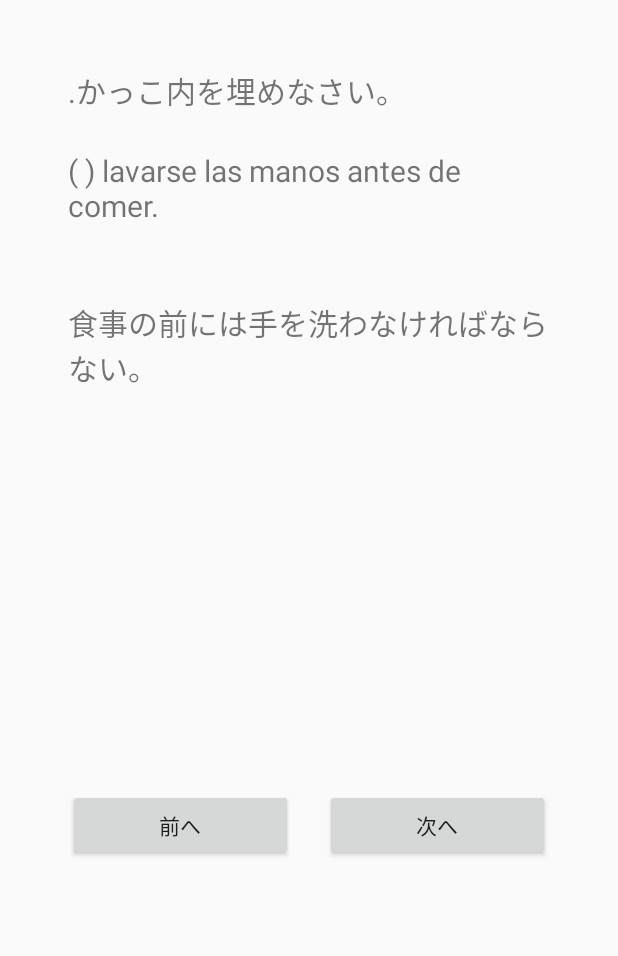
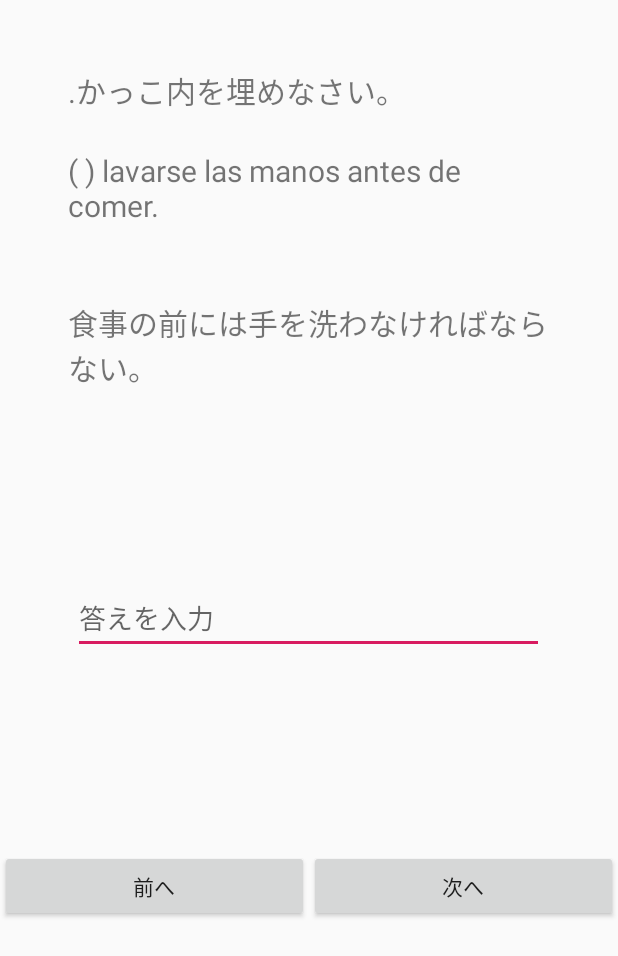
Before and after one commit to aetenotnk/SpanishWordTest, an Android app: the layout activity_word_test.xml on its own in the app's theme, with its tools: preview values and no code run, on a phone screen of 412 x 824 dp. Shown: the top 956 px of the screen. Run offline under Robolectric (Android 15) with nearby library versions, the light colour scheme and no system bars.

Commit message:
試験画面に解答入力欄を配置

```diff
--- a/app/src/main/res/layout/activity_word_test.xml
+++ b/app/src/main/res/layout/activity_word_test.xml
@@ -43,21 +43,41 @@
         android:text="@string/example_japanese"
         android:textSize="20sp" />
 
+    <EditText
+        android:id="@+id/answer"
+        android:layout_width="314dp"
+        android:layout_height="wrap_content"
+        android:layout_centerInParent="true"
+        android:layout_centerHorizontal="true"
+        android:layout_centerVertical="true"
+        android:ems="10"
+        android:inputType="text"
+        android:hint="@string/input_answer"
+        android:importantForAutofill="no"/>
+
+    <LinearLayout
+        android:layout_width="match_parent"
+        android:layout_height="57dp"
+        android:layout_alignParentStart="true"
+        android:layout_alignParentBottom="true"
+        android:layout_marginBottom="200dp"
+        android:orientation="horizontal">
+
         <Button
+            style="?android:attr/button"
             android:id="@+id/previous_button"
-        android:layout_width="150dp"
             android:layout_height="wrap_content"
-        android:layout_alignStart="@+id/question_text"
-        android:layout_alignParentBottom="true"
-        android:layout_marginBottom="250dp"
+            android:layout_width="wrap_content"
+            android:layout_weight="1"
             android:text="@string/test_previous_button" />
 
         <Button
+            style="?android:attr/button"
             android:id="@+id/next_button"
-        android:layout_width="150dp"
             android:layout_height="wrap_content"
-        android:layout_alignTop="@+id/previous_button"
-        android:layout_alignEnd="@+id/question_text"
+            android:layout_width="wrap_content"
+            android:layout_weight="1"
             android:text="@string/test_next_button" />
+    </LinearLayout>
 
 </RelativeLayout>
--- a/app/src/main/res/values/strings.xml
+++ b/app/src/main/res/values/strings.xml
@@ -8,6 +8,7 @@
     <string name="test_question">.かっこ内を埋めなさい。</string>
     <string name="example_spanish">(    ) lavarse las manos antes de comer.</string>
     <string name="example_japanese">食事の前には手を洗わなければならない。</string>
+    <string name="input_answer">答えを入力</string>
     <string name="test_previous_button">前へ</string>
     <string name="test_next_button">次へ</string>
     <string name="test_finish_button">終わる</string>
```
Lines whose indentation alone changed are shown as unchanged.
